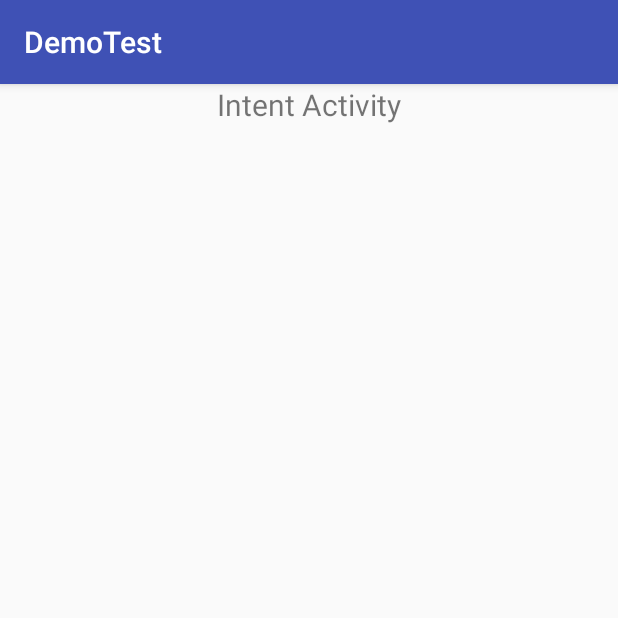
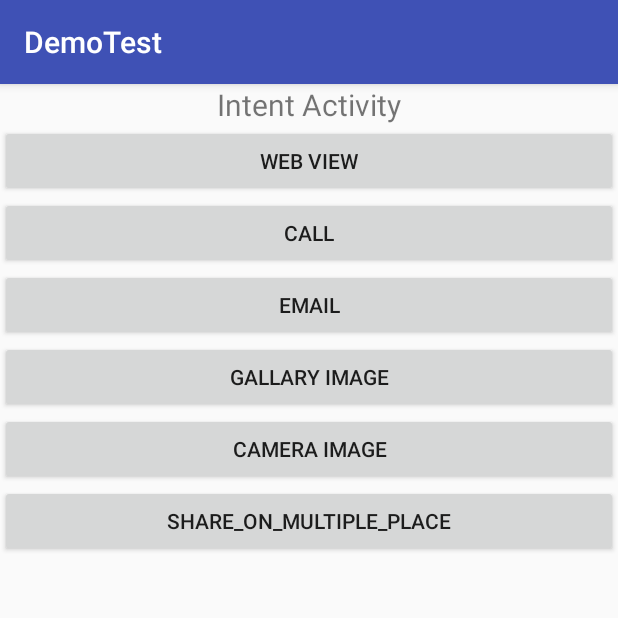
Before and after one commit to Faizan2112/DemoTest, an Android app: the IntentActivtiy screen opened directly, with no data from a screen before it, on a phone screen of 412 x 824 dp, the top half of it. Run offline under Robolectric (Android 15) with nearby library versions, the phone set to English and light mode, and no system bars.

Commit message:
new intent added

```diff
--- a/app/build.gradle
+++ b/app/build.gradle
@@ -24,9 +24,10 @@ dependencies {
     androidTestCompile('com.android.support.test.espresso:espresso-core:2.2.2', {
         exclude group: 'com.android.support', module: 'support-annotations'
     })
+
     compile 'com.android.support:appcompat-v7:23.4.0'
     compile 'com.android.support.constraint:constraint-layout:1.0.0-beta3'
     compile 'com.android.support:design:23.4.0'
-
+    compile 'com.google.android.gms:play-services-maps:9.6.1'
     testCompile 'junit:junit:4.12'
 }
--- a/app/src/main/java/com/dreamworld/demotest/IntentActivtiy.java
+++ b/app/src/main/java/com/dreamworld/demotest/IntentActivtiy.java
@@ -1,13 +1,98 @@
 package com.dreamworld.demotest;
 
+import android.content.Intent;
+import android.net.Uri;
 import android.support.v7.app.AppCompatActivity;
 import android.os.Bundle;
+import android.view.View;
+import android.widget.Button;
+import android.widget.ImageView;
 
-public class IntentActivtiy extends AppCompatActivity {
-
+public class IntentActivtiy extends AppCompatActivity implements View.OnClickListener {
+Button mWebview, mCall , mEmail , mGallery , mCamera ;
+ImageView mShowImage ;
     @Override
     protected void onCreate(Bundle savedInstanceState) {
         super.onCreate(savedInstanceState);
         setContentView(R.layout.activity_intent_activtiy);
+        mWebview = (Button)findViewById(R.id.i_web_view);
+        mCall = (Button)findViewById(R.id.i_call);
+        mEmail = (Button)findViewById(R.id.i_send_email);
+        mGallery = (Button)findViewById(R.id.i_pick_image);
+        mCamera = (Button)findViewById(R.id.i_camera_image);
+        mShowImage = (ImageView)findViewById(R.id.i_show_image);
+
+
+        mWebview.setOnClickListener(this);
+        mCall.setOnClickListener(this);
+        mEmail.setOnClickListener(this);
+        mGallery.setOnClickListener(this);
+        mCamera.setOnClickListener(this);
+        mShowImage.setOnClickListener(this);
+    }
+
+    @Override
+    public void onClick(View v) {
+        int id = v.getId();
+        switch (id)
+        {
+            case R.id.i_web_view :
+                webView();
+                break;
+
+            case R.id.i_call :
+                call();
+                break;
+
+            case R.id.i_send_email :
+                email();
+                break;
+
+            case R.id.i_pick_image :
+                gallery();
+                break;
+
+            case R.id.i_camera_image :
+               camera();
+
+                break;
+
+
+
+
+        }
+    }
+
+    private void webView() {
+        String url = "http://www.google.com";
+        Intent web = new Intent(Intent.ACTION_VIEW);
+        web.setData(Uri.parse(url));
+        startActivity(web);
+
+    }
+
+    private void call() {
+        String no = "9897576279";
+        Intent call = new Intent(Intent.ACTION_CALL);
+        call.setData(Uri.parse(no));
+
+    }
+
+    private void email() {
+        String email = "faizandream21@gmail.com";/* Your email address here */
+                String subject = "demo email"; /* Your subject here */
+                String body = "body";/* Your body here */
+                String chooserTitle = "helloooo";
+                Intent iEmail = new Intent(Intent.ACTION_SENDTO ,Uri.parse("mail:"+email ));
+                    iEmail.putExtra(Intent.EXTRA_SUBJECT,subject);
+                    iEmail.putExtra(Intent.EXTRA_TEXT,body);
+                     startActivity(Intent.createChooser(iEmail,"Choosseeeeerrr"));
+
+
+
+    }
+    private void gallery() {
+    }
+    private void camera() {
     }
 }
--- a/app/src/main/java/com/dreamworld/demotest/MyService.java
+++ b/app/src/main/java/com/dreamworld/demotest/MyService.java
@@ -3,6 +3,7 @@ package com.dreamworld.demotest;
 import android.app.Service;
 import android.content.Intent;
 import android.os.Binder;
+import android.os.Handler;
 import android.os.IBinder;
 import android.util.Log;
 
@@ -102,4 +103,6 @@ public class MyService extends Service {
         return mRandomNumber ;
 
     }
+
+
 }
--- a/app/src/main/res/layout/activity_intent_activtiy.xml
+++ b/app/src/main/res/layout/activity_intent_activtiy.xml
@@ -1,5 +1,6 @@
 <?xml version="1.0" encoding="utf-8"?>
 <LinearLayout xmlns:android="http://schemas.android.com/apk/res/android"
+   android:orientation="vertical"
     xmlns:app="http://schemas.android.com/apk/res-auto"
     xmlns:tools="http://schemas.android.com/tools"
     android:layout_width="match_parent"
@@ -12,4 +13,58 @@
     android:gravity="center"
     android:textSize="20sp"
     />
+
+   <Button
+       android:id="@+id/i_web_view"
+       android:layout_width="match_parent"
+       android:layout_height="wrap_content"
+       android:text="web view"
+       />
+
+    <Button
+        android:id="@+id/i_call"
+        android:layout_width="match_parent"
+        android:layout_height="wrap_content"
+        android:text="call"
+        />
+
+
+    <Button
+        android:id="@+id/i_send_email"
+        android:layout_width="match_parent"
+        android:layout_height="wrap_content"
+        android:text="email"
+        />
+
+    <Button
+        android:id="@+id/i_pick_image"
+        android:layout_width="match_parent"
+        android:layout_height="wrap_content"
+        android:text="gallary image"
+        />
+
+    <Button
+        android:id="@+id/i_camera_image"
+        android:layout_width="match_parent"
+        android:layout_height="wrap_content"
+        android:text="camera image"
+        />
+    <Button
+        android:id="@+id/i_share_on"
+        android:layout_width="match_parent"
+        android:layout_height="wrap_content"
+        android:text="share_on_multiple_place"
+        />
+
+
+    <ImageView
+        android:id="@+id/i_show_image"
+        android:layout_width="match_parent"
+        android:layout_height="wrap_content"
+
+
+        />
+
+
+
 </LinearLayout>
--- a/app/src/main/res/values/strings.xml
+++ b/app/src/main/res/values/strings.xml
@@ -1,4 +1,5 @@
 <resources>
     <string name="app_name">DemoTest</string>
     <string name="getstring">StringTest</string>
+    <string name="title_activity_maps">Map</string>
 </resources>
```
Also changed, not shown: app/src/debug/res/values/google_maps_api.xml (added, +26 -0 lines), app/src/main/AndroidManifest.xml (+42 -21 lines), app/src/main/java/com/dreamworld/demotest/LoaderActitvity.java (+82 -1 lines), app/src/main/java/com/dreamworld/demotest/MapsActivity.java (added, +46 -0 lines), app/src/main/res/layout/activity_content_actitvity.xml (+6 -20 lines), app/src/main/res/layout/activity_loader_actitvity.xml (+9 -4 lines), app/src/main/res/layout/activity_maps.xml (added, +8 -0 lines), 1 other file.
